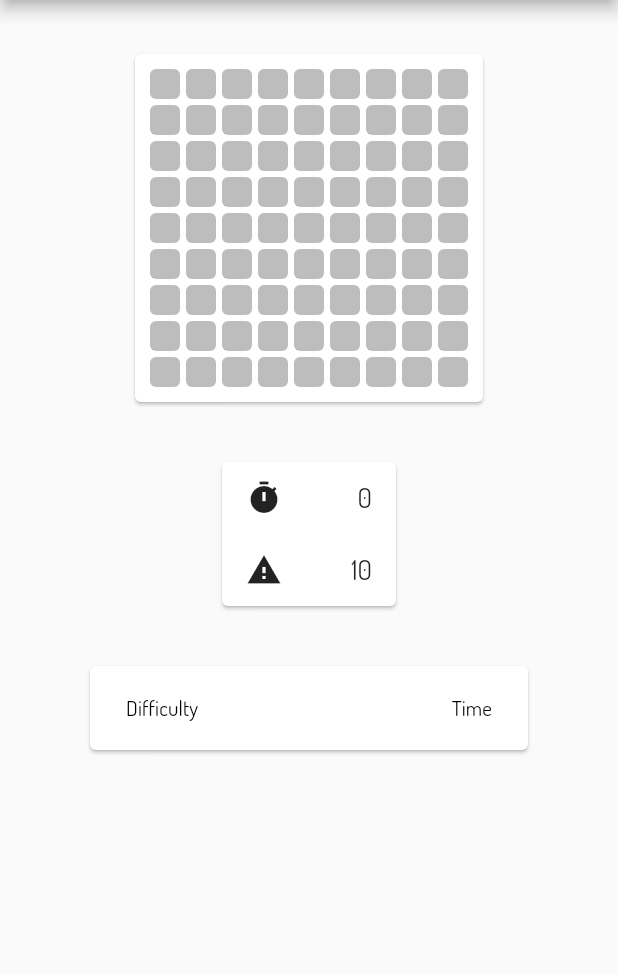
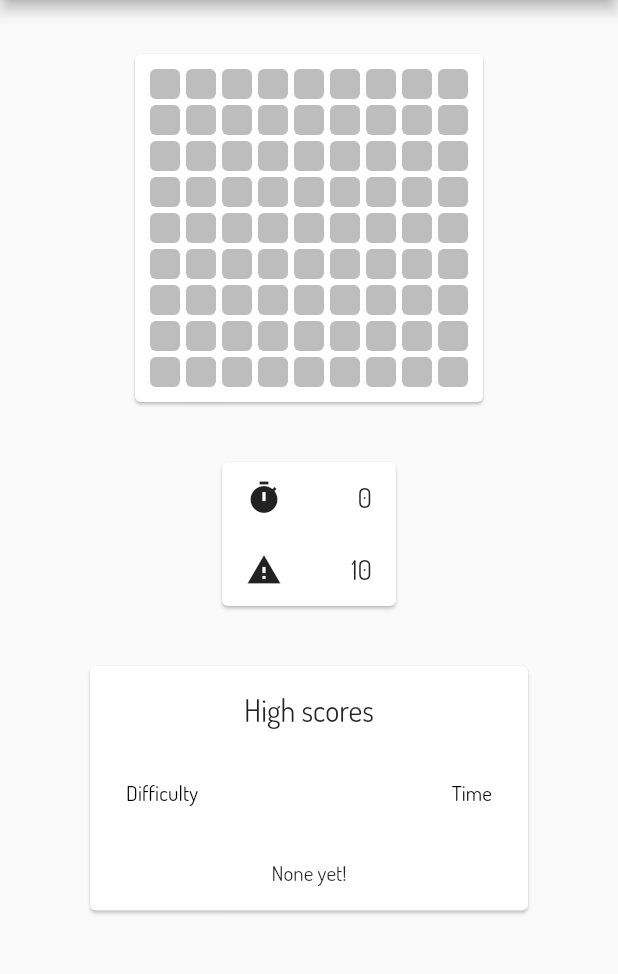
Before and after one commit to shaynekellyii/flutter_minesweeper, a Flutter app: the screen it shows after launch, on a phone screen of 412 x 824 dp, the part 84-1058 px from its top. Run offline on Flutter 3.47's test engine with Material 2 defaults, Android fonts, the phone set to English and light mode, and no system bars; statements that could not run were skipped.

Commit message:
Update high scores card design

```diff
--- a/lib/constants/strings.dart
+++ b/lib/constants/strings.dart
@@ -5,6 +5,7 @@ const kClose = 'Close';
 const kControls = 'Controls';
 const kDark = 'Dark';
 const kDifficulty = 'Difficulty';
+const kHighScores = 'High scores';
 const kLight = 'Light';
 const kMinesweeper = 'Minesweeper';
 const kTime = 'Time';
--- a/lib/widget/high_scores.dart
+++ b/lib/widget/high_scores.dart
@@ -17,21 +17,52 @@ class HighScores extends StatelessWidget {
     return SizedBox(
       width: kHighScoreTableWidth,
       child: Card(
-        child: DataTable(
-          columns: <DataColumn>[
-            DataColumn(label: const Text(kDifficulty), numeric: false),
-            DataColumn(label: const Text(kTime), numeric: true),
+        child: Column(
+          children: <Widget>[
+            Padding(
+              padding: const EdgeInsets.all(16.0),
+              child: Text(
+                kHighScores,
+                style: Theme.of(context).textTheme.title,
+              ),
+            ),
+            HighScoresTable(highScores: highScores),
+            if (highScores.isEmpty) Padding(
+              padding: const EdgeInsets.all(16.0),
+              child: Text('None yet!'),
+            ) else Container(),
           ],
-          rows: highScores.map(
+        ),
+      ),
+    );
+  }
+}
+
+class HighScoresTable extends StatelessWidget {
+  const HighScoresTable({
+    Key key,
+    @required this.highScores,
+  }) : super(key: key);
+
+  final List<HighScoreModel> highScores;
+
+  @override
+  Widget build(BuildContext context) {
+    return DataTable(
+      columns: <DataColumn>[
+        DataColumn(label: const Text(kDifficulty), numeric: false),
+        DataColumn(label: const Text(kTime), numeric: true),
+      ],
+      rows: highScores
+          .map(
             (score) => DataRow(
               cells: <DataCell>[
                 DataCell(Text(score.difficulty)),
                 DataCell(Text('${score.time}')),
               ],
             ),
-          ).toList(),
-        ),
-      ),
+          )
+          .toList(),
     );
   }
 }
--- a/lib/widget/scaffold.dart
+++ b/lib/widget/scaffold.dart
@@ -63,12 +63,20 @@ class MinesweeperBody extends StatelessWidget {
       child: SingleChildScrollView(
         child: Padding(
           padding: const EdgeInsets.symmetric(vertical: 32.0) +
-              EdgeInsets.only(left: 32.0, right: 16.0),
-          child: Row(
-            crossAxisAlignment: CrossAxisAlignment.center,
+              const EdgeInsets.only(left: 32.0, right: 16.0),
+          child: Column(
             children: <Widget>[
-              MinesweeperBoard(),
-              GameInfo(),
+              Row(
+                crossAxisAlignment: CrossAxisAlignment.center,
+                children: <Widget>[
+                  MinesweeperBoard(),
+                  GameInfo(),
+                ],
+              ),
+              Padding(
+                padding: const EdgeInsets.only(top: 64.0),
+                child: HighScores(highScores: model.highScores),
+              ),
             ],
           ),
         ),
```
